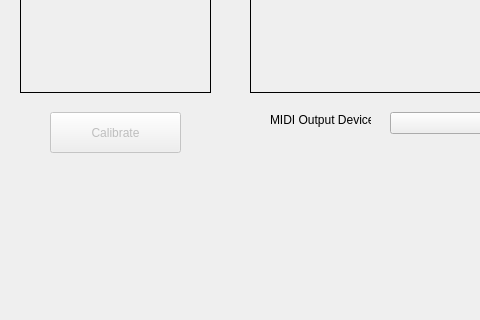
Above: Backend/3DSoundKnete/3DSoundKnete/dsoundknete.ui from irenabecker/AVPrg_DIY3DSoundkulisse before the change; both pictures show x 0 to 480 and y 257 to 577 of the 901 by 577 pixel window. Below: the same form after it.
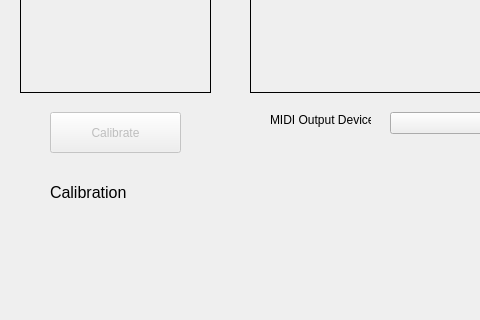
That is the form after the change. Custom widgets are drawn as their Qt base class.

What changed in the file:
```diff
--- a/Backend/3DSoundKnete/3DSoundKnete/dsoundknete.ui
+++ b/Backend/3DSoundKnete/3DSoundKnete/dsoundknete.ui
@@ -147,6 +147,27 @@
      <bool>false</bool>
     </property>
    </widget>
+   <widget class="QLabel" name="calibrateLabel">
+    <property name="geometry">
+     <rect>
+      <x>50</x>
+      <y>410</y>
+      <width>211</width>
+      <height>41</height>
+     </rect>
+    </property>
+    <property name="font">
+     <font>
+      <pointsize>12</pointsize>
+     </font>
+    </property>
+    <property name="text">
+     <string>Calibration</string>
+    </property>
+    <property name="wordWrap">
+     <bool>true</bool>
+    </property>
+   </widget>
   </widget>
   <widget class="QMenuBar" name="menuBar">
    <property name="geometry">
```
Left out of the diff: 2 changed lines with no effect on the pictures.
